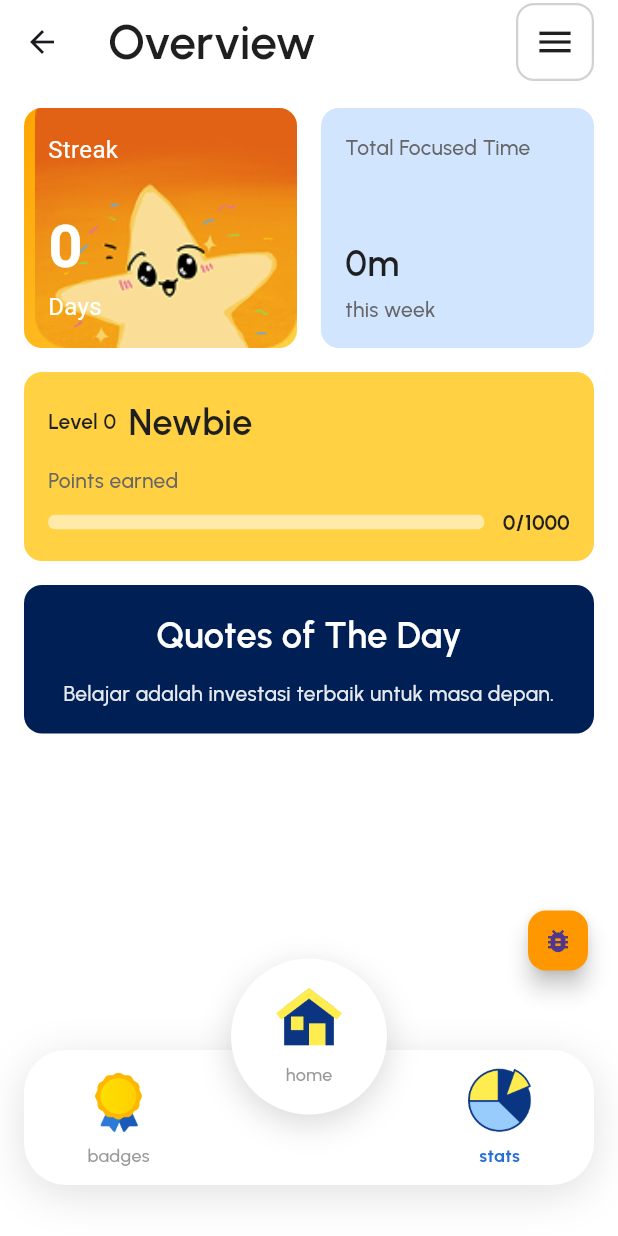
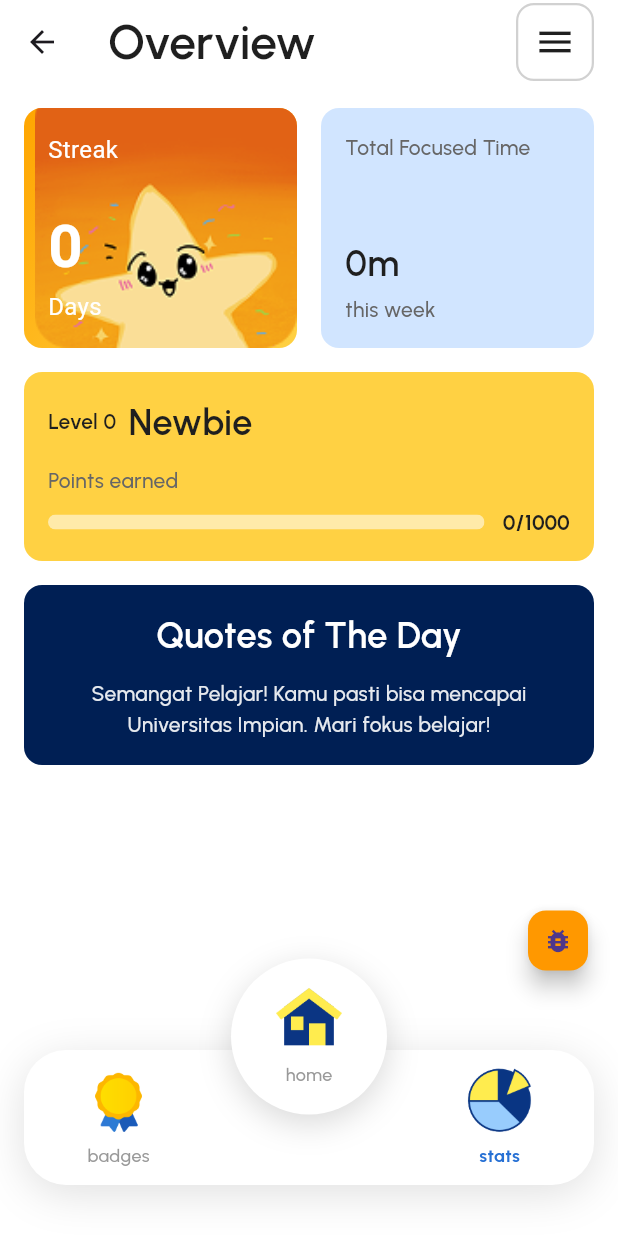
Before and after one commit to Idoo0/neurokit, a Flutter app: the HomepagePage screen opened by its route, after a tap on "badges", after a tap on "stats", on a phone screen of 412 x 824 dp. Run offline on Flutter 3.47's test engine with Material 3 defaults, Android fonts, the phone set to English and light mode, and no system bars; our stand-ins replace audioplayers, dio, flutter_svg, flutter_tts, get, google_fonts and 1 more; missing offline and left inert: app_settings; accounts and stored records are empty; network calls fail; project files that could hold a hidden picture were left out.

Commit message:
feat: pull quotes from ai api

```diff
--- a/lib/services/motivation_service.dart
+++ b/lib/services/motivation_service.dart
@@ -213,6 +213,38 @@ class MotivationService extends GetxController {
     return results;
   }
 
+  Future<String> getQuoteOfTheDay() async {
+    try {
+      // Validasi API keys terlebih dahulu
+      if (!_isValidApiKeys()) {
+        print("API keys tidak valid, menggunakan fallback text untuk quote");
+        final storage = Get.find<LocalStorageService>();
+        final userData = await storage.getUserData();
+        final nama = userData['name']?.isNotEmpty == true ? userData['name']! : "Juara";
+        return "Teruslah berjuang, $nama! Setiap langkah kecil hari ini adalah lompatan besar untuk masa depanmu.";
+      }
+
+      // Ambil data user dari local storage
+      final storage = Get.find<LocalStorageService>();
+      final userData = await storage.getUserData();
+      final nama = userData['name']?.isNotEmpty == true ? userData['name']! : "Pelajar";
+      final univImpian = userData['university']?.isNotEmpty == true ? userData['university']! : "Universitas Impian";
+
+      // Panggil fungsi internal yang hanya generate text.
+      // Kita bisa gunakan sesi "start" untuk mendapatkan motivasi penyemangat.
+      final quote = await _generateMotivationText(nama, univImpian, "start");
+
+      return quote.isNotEmpty
+          ? quote
+          : "Mimpi tidak menjadi kenyataan melalui sihir; dibutuhkan keringat, tekad, dan kerja keras.";
+
+    } catch (e) {
+      print("Error getting quote of the day: $e");
+      // Fallback jika terjadi error
+      return "Percayalah pada prosesnya. Kamu lebih kuat dari yang kamu kira.";
+    }
+  }
+
   /// Generate text motivasi menggunakan OpenRouter
   Future<String> _generateMotivationText(String nama, String univImpian, String sesi) async {
     final waktuBelajar = _getCurrentTimeString();
--- a/lib/view/stats_page.dart
+++ b/lib/view/stats_page.dart
@@ -1,5 +1,6 @@
 import 'package:flutter/material.dart';
 import 'package:get/get.dart';
+import 'package:my_app/services/motivation_service.dart';
 // Make sure your utils.dart file path is correct
 import '../utils.dart';
 
@@ -24,11 +25,14 @@ class _StatsPageState extends State<StatsPage> {
   // int _pointsForNextLevel = 10000;
   // int _level = 0;
   // String _levelTitle = '';
-  String _quoteOfTheDay = 'Belajar adalah investasi terbaik untuk masa depan.';
+  String _quoteOfTheDay = 'Memuat kutipan...';
+  late final MotivationService _motivationService;
+
 
   @override
   void initState() {
     super.initState();
+    _motivationService = Get.put(MotivationService());
     _loadStatsData();
   }
 
@@ -36,33 +40,30 @@ class _StatsPageState extends State<StatsPage> {
   // Di sinilah tempat Anda akan mengambil data dari local storage.
   // Untuk sekarang, kita isi dengan data hardcoded.
   Future<void> _loadStatsData() async {
-    // Simulasi penundaan jaringan atau database
-    // await Future.delayed(const Duration(seconds: 1));
-
-    // // Data hardcoded sebagai pengganti local storage
-    // setState(() {
-    //   _streakDays = 125;
-    //   _totalFocusedMinutes = (14 * 60) + 10; // 14h 10m
-    //   _level = 3;
-    //   _levelTitle = 'MasterrrMind';
-    //   _currentPoints = 1240;
-    //   _pointsForNextLevel = 2500;
-    //   _quoteOfTheDay = '"Rasa lelah dan bosan yang kamu lawan saat ini hanyalah sementara, namun pemahaman yang kamu raih akan menjadi fondasi permanen yang membangun kecerdasan dan masa depanmu"';
-    //   _isLoading = false; // Data selesai dimuat
-    // });
+    // Memastikan setState tidak dipanggil jika widget sudah di-dispose
+    if (!mounted) return;
 
     final storageService = Get.find<LocalStorageService>();
 
-    // Panggil metode getStats() yang sudah ada di service Anda
-    final stats = await storageService.getStats();
-    final totalPoints = await storageService.getTotalPoints();
+    // 3. PANGGIL KEDUA FUNGSI SECARA BERSAMAAN
+    // Ini lebih efisien daripada menunggu satu per satu
+    final results = await Future.wait([
+      storageService.getStats(),
+      storageService.getTotalPoints(),
+      _motivationService.getQuoteOfTheDay(), // Ambil kutipan
+    ]);
+
+    // Ambil hasil dari `Future.wait`
+    final stats = results[0] as Map<String, int>;
+    final totalPoints = results[1] as int;
+    final newQuote = results[2] as String;
 
     if (mounted) {
       setState(() {
         _streakDays = stats['streakCount'] ?? 0;
         _totalFocusedSeconds = stats['weeklyFocusSec'] ?? 0;
-
         _levelInfo = calculateLevelInfo(totalPoints);
+        _quoteOfTheDay = newQuote; // Update kutipan dari service
 
         _isLoading = false; // Data selesai dimuat
       });
```
